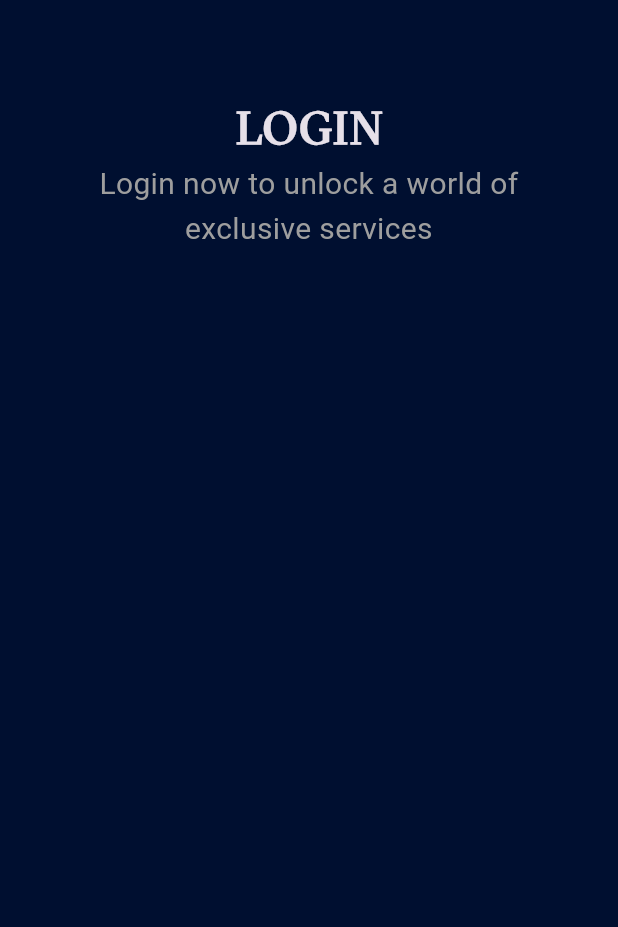
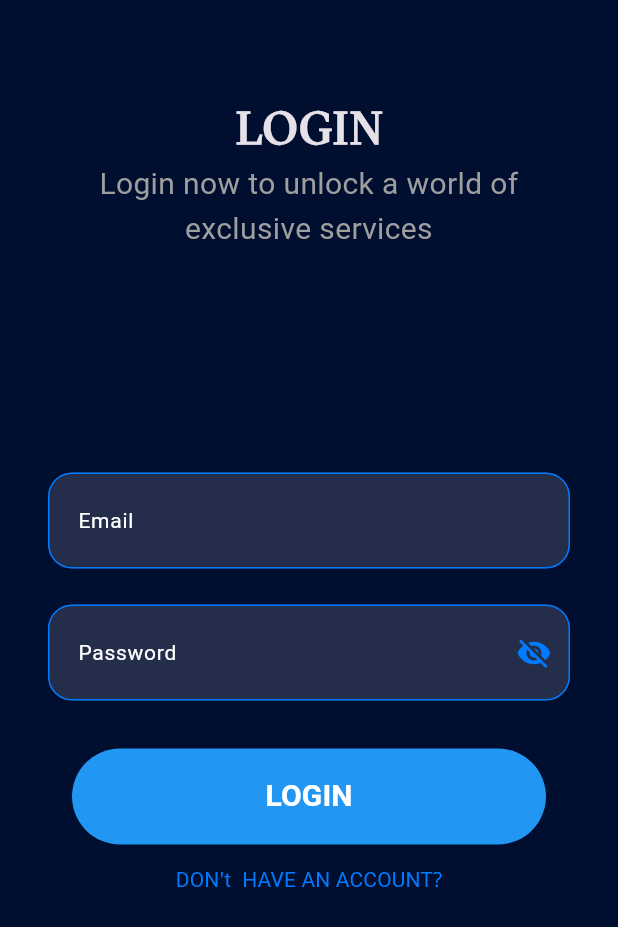
Before and after one commit to Mohamed-Husien/cellula_task1, a Flutter app: the LogInView screen opened by its route, on a phone screen of 412 x 824 dp. Shown: the top 927 px of the screen. Run offline on Flutter 3.47's test engine with Material 3 defaults, Android fonts, the phone set to English and light mode, and no system bars; our stand-ins replace go_router, google_fonts.

Commit message:
login view UI done

```diff
--- a/lib/core/widgets/cutom_button.dart
+++ b/lib/core/widgets/cutom_button.dart
@@ -4,21 +4,26 @@ class CustomButton extends StatelessWidget {
   const CustomButton({
     super.key,
     required this.backgroundColor,
-    required this.textColor,
+    this.textColor,
     this.borderRadius,
     required this.text,
     this.fontSize,
     this.onPressed,
+    this.width,
+    this.style,
   });
   final Color backgroundColor;
-  final Color textColor;
+  final Color? textColor;
   final BorderRadius? borderRadius;
   final String text;
   final double? fontSize;
   final void Function()? onPressed;
+  final double? width;
+  final TextStyle? style;
   @override
   Widget build(BuildContext context) {
     return SizedBox(
+      width: width,
       height: 64,
       child: TextButton(
         onPressed: onPressed,
@@ -30,7 +35,11 @@ class CustomButton extends StatelessWidget {
         ),
         child: Text(
           text,
-          style: TextStyle(color: textColor, fontSize: fontSize),
+          style: style ??
+              TextStyle(
+                color: textColor,
+                fontSize: fontSize,
+              ),
         ),
       ),
     );
--- /dev/null
+++ b/lib/features/auth_feature/presentation/view/widgets/custom_text_button.dart
@@ -0,0 +1,18 @@
+import 'package:flutter/material.dart';
+
+class CustomTextButton extends StatelessWidget {
+  const CustomTextButton({
+    super.key,
+    required this.text,
+    this.onPressed,
+    this.style,
+  });
+  final void Function()? onPressed;
+  final String text;
+  final TextStyle? style;
+
+  @override
+  Widget build(BuildContext context) {
+    return TextButton(onPressed: onPressed, child: Text(text, style: style));
+  }
+}
--- a/lib/features/auth_feature/presentation/view/widgets/custom_text_form_field.dart
+++ b/lib/features/auth_feature/presentation/view/widgets/custom_text_form_field.dart
@@ -1,3 +1,4 @@
+import 'package:cellula_task1_app/core/utils/styles.dart';
 import 'package:flutter/material.dart';
 
 class CustomTextFormField extends StatelessWidget {
@@ -30,22 +31,29 @@ class CustomTextFormField extends StatelessWidget {
       validator: validator,
       maxLines: maxLines,
       cursorColor: const Color(0xff007BFF),
-      style: const TextStyle(
-        color: Colors.black, // <-- Change text color to white
-      ),
+      cursorErrorColor: Colors.red,
+      style: Styles.textStyle16,
       decoration: InputDecoration(
+        contentPadding:
+            const EdgeInsets.symmetric(vertical: 20, horizontal: 16),
+        filled: true,
+        fillColor: const Color(0xff242D4A),
         border: buildBorder(),
         label: Text(hint),
-        labelStyle: const TextStyle(
-          color: Color(0xff2C385D),
-        ),
+        labelStyle: Styles.textStyle14.copyWith(color: Colors.white),
+        errorBorder: buildBorder(Colors.redAccent),
         enabledBorder: buildBorder(const Color(0xff007BFF)),
         focusedBorder: buildBorder(const Color(0xff007BFF)),
+        focusedErrorBorder: buildBorder(Colors.redAccent),
+        errorStyle: Styles.textStyle14.copyWith(
+          color: Colors.redAccent,
+          fontWeight: FontWeight.bold,
+        ),
         hintText: hint,
         suffixIcon: suffixIcon,
         prefixIcon: prefixIcon,
-        hintStyle: const TextStyle(
-          color: Color(0xff2C385D),
+        hintStyle: Styles.textStyle14.copyWith(
+          color: Colors.white70,
         ),
       ),
     );
@@ -53,7 +61,7 @@ class CustomTextFormField extends StatelessWidget {
 
   OutlineInputBorder buildBorder([Color]) {
     return OutlineInputBorder(
-      borderRadius: BorderRadius.circular(8),
+      borderRadius: BorderRadius.circular(16),
       borderSide: BorderSide(
         color: Color ?? Colors.white,
       ),
--- a/lib/features/auth_feature/presentation/view/widgets/header_text_section.dart
+++ b/lib/features/auth_feature/presentation/view/widgets/header_text_section.dart
@@ -12,14 +12,10 @@ class HeaderTextSection extends StatelessWidget {
       child: Column(
         crossAxisAlignment: CrossAxisAlignment.center,
         children: [
-          Text(text1, style: Styles.textStyle30
-              //
-              // const TextStyle(
-              //   color: Color(0xff2C385D),
-              //   fontSize: 32,
-              //   fontWeight: FontWeight.bold,
-              // ),
-              ),
+          Text(
+            text1,
+            style: Styles.textStyle30.copyWith(fontWeight: FontWeight.bold),
+          ),
           Text(
             text2,
             style: Styles.textStyle20.copyWith(
--- /dev/null
+++ b/lib/features/auth_feature/presentation/view/widgets/log_in_section.dart
@@ -0,0 +1,110 @@
+import 'package:cellula_task1_app/core/utils/app_router.dart';
+import 'package:cellula_task1_app/core/utils/styles.dart';
+import 'package:cellula_task1_app/features/auth_feature/presentation/view/widgets/validate_email.dart';
+import 'package:cellula_task1_app/features/auth_feature/presentation/view/widgets/validate_password.dart';
+import 'package:cellula_task1_app/core/widgets/cutom_button.dart';
+import 'package:cellula_task1_app/features/auth_feature/presentation/view/widgets/custom_text_button.dart';
+import 'package:cellula_task1_app/features/auth_feature/presentation/view/widgets/custom_text_form_field.dart';
+import 'package:flutter/material.dart';
+import 'package:go_router/go_router.dart';
+
+class LogInSection extends StatefulWidget {
+  const LogInSection({super.key});
+
+  @override
+  State<LogInSection> createState() => _LogInSectionState();
+}
+
+class _LogInSectionState extends State<LogInSection> {
+  bool isSecurePassword = true;
+  final GlobalKey<FormState> formKey = GlobalKey();
+  AutovalidateMode autovalidateMode = AutovalidateMode.disabled;
+  String? password, email, name;
+  @override
+  @override
+  Widget build(BuildContext context) {
+    return Padding(
+      padding: EdgeInsets.only(
+        bottom: MediaQuery.of(context).viewInsets.bottom,
+      ),
+      child: Form(
+        key: formKey,
+        child: Column(
+          crossAxisAlignment: CrossAxisAlignment.center,
+          children: [
+            const SizedBox(height: 24),
+            CustomTextFormField(
+              onChanged: (value) {
+                email = value;
+              },
+              validator: (value) => validateEmail(value),
+              hint: 'Email',
+            ),
+            const SizedBox(height: 24),
+            //---------------------------------------------
+
+            CustomTextFormField(
+              onChanged: (value) {
+                password = value;
+              },
+              validator: (value) => validatePassword2(value),
+              obscureText: isSecurePassword,
+              suffixIcon: toggalePassword(),
+              hint: 'Password',
+            ),
+            //--------------------------------------------
+            const SizedBox(height: 32),
+            Padding(
+              padding: const EdgeInsets.symmetric(horizontal: 16),
+              child: CustomButton(
+                width: double.infinity,
+                style: Styles.textStyle20.copyWith(
+                  color: Colors.white,
+                  fontWeight: FontWeight.bold,
+                ),
+                backgroundColor: Colors.blue,
+                text: "LOGIN",
+                onPressed: () {
+                  if (formKey.currentState!.validate()) {
+                    formKey.currentState!.save();
+                  } else {
+                    autovalidateMode = AutovalidateMode.always;
+                  }
+                },
+              ),
+            ),
+            //-------------------------------------------------
+
+            CustomTextButton(
+                text: "DON't  HAVE AN ACCOUNT?",
+                style: Styles.textStyle14.copyWith(
+                  color: const Color(0xff007BFF),
+                ),
+                onPressed: () {
+                  GoRouter.of(context).push(AppRouter.kSignUpViewPath);
+                }),
+          ],
+        ),
+      ),
+    );
+  }
+
+  Widget toggalePassword() {
+    return IconButton(
+      onPressed: () {
+        setState(() {
+          isSecurePassword = !isSecurePassword;
+        });
+      },
+      icon: isSecurePassword
+          ? const Icon(
+              Icons.visibility_off,
+              color: Color(0xff007BFF),
+            )
+          : const Icon(
+              Icons.visibility,
+              color: Color(0xff007BFF),
+            ),
+    );
+  }
+}
--- a/lib/features/auth_feature/presentation/view/widgets/log_in_view_body.dart
+++ b/lib/features/auth_feature/presentation/view/widgets/log_in_view_body.dart
@@ -1,4 +1,5 @@
 import 'package:cellula_task1_app/features/auth_feature/presentation/view/widgets/header_text_section.dart';
+import 'package:cellula_task1_app/features/auth_feature/presentation/view/widgets/log_in_section.dart';
 import 'package:flutter/material.dart';
 
 class LogInViewBody extends StatelessWidget {
@@ -20,6 +21,10 @@ class LogInViewBody extends StatelessWidget {
               text1: "LOGIN",
               text2: 'Login now to unlock a world of exclusive services',
             ),
+            SizedBox(
+              height: 124,
+            ),
+            LogInSection(),
           ],
         ),
       ),
--- a/lib/features/onboarding_feature/presentation/widgets/onboarding_view_body.dart
+++ b/lib/features/onboarding_feature/presentation/widgets/onboarding_view_body.dart
@@ -10,8 +10,7 @@ class OnBoardingViewBody extends StatelessWidget {
 
   @override
   Widget build(BuildContext context) {
-    return Flexible(
-      child: Container(
+    return Container(
       decoration: const BoxDecoration(
         image: DecorationImage(
           image: AssetImage(Assets.imagesTest),
@@ -42,8 +41,7 @@ class OnBoardingViewBody extends StatelessWidget {
                 flex: 2,
                 child: CustomButton(
                   onPressed: () {
-                      GoRouter.of(context)
-                          .push(AppRouter.kSinUpOrLoginViewPath);
+                    GoRouter.of(context).push(AppRouter.kSinUpOrLoginViewPath);
                   },
                   backgroundColor: Colors.white,
                   textColor: kPrimaryColor,
@@ -55,7 +53,6 @@ class OnBoardingViewBody extends StatelessWidget {
           ),
         ),
       ),
-      ),
     );
   }
 }
```
Also changed, not shown: lib/features/auth_feature/presentation/view/widgets/validate_email.dart (renamed from lib/core/utils/validate_email.dart), lib/features/auth_feature/presentation/view/widgets/validate_name.dart (renamed from lib/core/utils/validate_name.dart), lib/features/auth_feature/presentation/view/widgets/validate_password.dart (renamed from lib/core/utils/validate_password.dart). Lines whose indentation alone changed are shown as unchanged.
